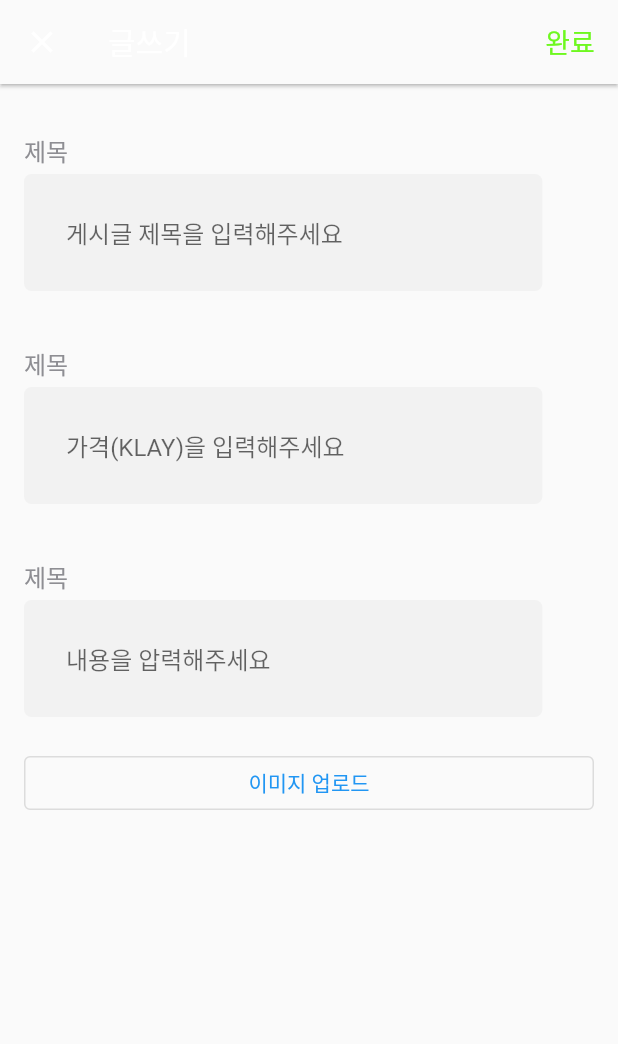
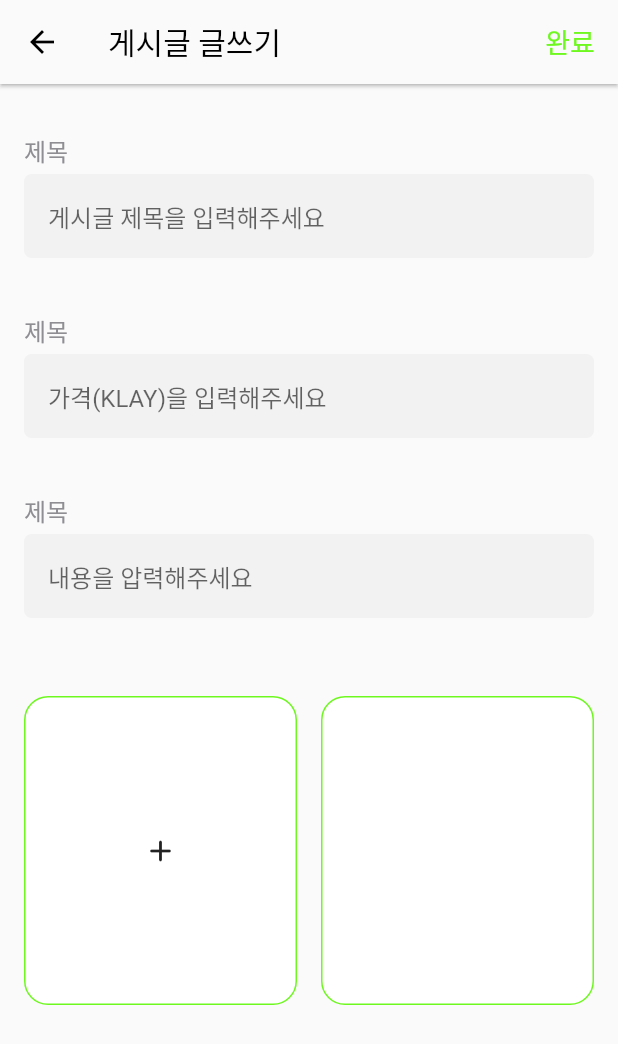
Before and after one commit to ENFT-Token/client-app-getx, a Flutter app: the WritePostPage screen opened by its route, on a phone screen of 412 x 824 dp. Shown: the top 1044 px of the screen. Run offline on Flutter 3.47's test engine with Material 2 defaults, Android fonts, the phone set to English and light mode, and no system bars; our stand-ins replace convert, dio, flutter_dotenv, flutter_speed_dial, flutter_svg, flutter_swiper_null_safety and 7 more; missing offline and left inert: android_intent_plus, dart_jsonwebtoken, dbcrypt, http_auth, jwt_decode, kakao_flutter_sdk; accounts and stored records are empty; network calls fail; statements that could not run were skipped; project files that could hold a hidden picture were left out.

Commit message:
feat: write post ui

```diff
--- a/lib/app/controller/message.dart
+++ b/lib/app/controller/message.dart
@@ -44,12 +44,15 @@ class MessageController extends GetxController with StateMixin<List> {
   @override
   onClose() {
     if (!messageList.isEmpty) repository.socketClient.leaveChatRoom(roomId);
+    msgEditingController.dispose();
     super.onClose();
   }
 
   late var _message;
   RxList<dynamic> _messageList = List.empty(growable: true).obs;
   RxString _roomId = "".obs;
+
+  TextEditingController msgEditingController = TextEditingController();
 
   get message => _message.value;
 
--- a/lib/app/controller/post_list.dart
+++ b/lib/app/controller/post_list.dart
@@ -53,9 +53,12 @@ class PostListController extends GetxController {
 
   set cost(value) => _cost.value = value;
 
-  get images => _images.value;
+  get images => _images;
 
-  set images(value) => _images.value;
+  set images(value) {
+    _images = value;
+    _images.refresh();
+  }
 
   writePost() async {
     print(images);
@@ -93,15 +96,12 @@ class PostListController extends GetxController {
   getPost() async =>
       postList = await repository.getPost(UserController.to.user.location);
 
-  toPost(int index) =>
-      Get.to(PostPage(), arguments: {'tag': index},
+  toPost(int index) => Get.to(PostPage(), arguments: {'tag': index},
           binding: BindingsBuilder(() {
-            Get.put<PostController>(PostController(), tag: index.toString());
-            Get
-                .find<PostController>(tag: index.toString())
-                .post = postList[index];
-            ImageBinding();
-          }));
+        Get.put<PostController>(PostController(), tag: index.toString());
+        Get.find<PostController>(tag: index.toString()).post = postList[index];
+        ImageBinding();
+      }));
 
   String distanceTimeFromNow(DateTime originDateTime) {
     String timeFromNow;
@@ -110,7 +110,7 @@ class PostListController extends GetxController {
 
     distance = DateTime(now.year, now.month, now.day, now.hour, now.minute)
         .difference(DateTime(originDateTime.year, originDateTime.month,
-        originDateTime.day, originDateTime.hour, originDateTime.minute))
+            originDateTime.day, originDateTime.hour, originDateTime.minute))
         .inMinutes;
 
     if (distance ~/ 60 != 0) {
--- a/lib/app/ui/write_post/components/body.dart
+++ b/lib/app/ui/write_post/components/body.dart
@@ -9,12 +9,13 @@ import 'package:enft/app/controller/image.dart';
 
 import 'package:enft/app/ui/write_post/components/photo_swiper.dart';
 
-import '../../deposit_klay/components/text_field_with_title.dart';
-import '../../register/components/text_field_container.dart';
+import 'text_field_with_title.dart';
+import 'text_field_container.dart';
 
 class WriteBody extends GetView<PostListController> {
   @override
   Widget build(BuildContext context) {
+    Size size = MediaQuery.of(context).size;
     return SingleChildScrollView(
         child: Padding(
             padding: const EdgeInsets.all(kDefaultPadding),
@@ -83,14 +84,105 @@ class WriteBody extends GetView<PostListController> {
                     ),
                   ),
                 ),
-                OutlinedButton(
-                    onPressed: () async {
-                      await ImageController.to.pickMultiImg().then((value) =>
-                          value.forEach((e) => controller.images.add(e)));
-                      //controller.images = await ImageController.to.pickMultiImg();
-                      print(controller.images);
-                    },
-                    child: Text("이미지 업로드")),
+                SizedBox(
+                  height: kDefaultPadding * 2,
+                ),
+                Obx(() => GestureDetector(
+                    onTap: () async => await ImageController.to
+                        .pickMultiImg()
+                        .then((value) =>
+                            value.forEach((e) => controller.images.add(e))),
+                    child: SizedBox(
+                        height: size.height * 0.25,
+                        child: controller.images.isEmpty
+                            ? ListView.builder(
+                                scrollDirection: Axis.horizontal,
+                                itemCount: 3,
+                                itemBuilder: (BuildContext context, int index) {
+                                  return Padding(
+                                      padding: const EdgeInsets.only(
+                                          right: kDefaultPadding),
+                                      child: index == 0
+                                          ? Stack(
+                                              alignment: Alignment.center,
+                                              children: [
+                                                Container(
+                                                  height: size.height * 0.25,
+                                                  width: (size.width -
+                                                          kDefaultPadding * 3) /
+                                                      2,
+                                                  decoration: BoxDecoration(
+                                                      color: Colors.white,
+                                                      border: Border.all(
+                                                          color: kPrimaryColor),
+                                                      borderRadius:
+                                                          BorderRadius.circular(
+                                                              16)),
+                                                ),
+                                                Icon(Icons.add_rounded)
+                                              ],
+                                            )
+                                          : Container(
+                                              height: size.height * 0.25,
+                                              width: (size.width -
+                                                      kDefaultPadding * 3) /
+                                                  2,
+                                              decoration: BoxDecoration(
+                                                  color: Colors.white,
+                                                  border: Border.all(
+                                                      color: kPrimaryColor),
+                                                  borderRadius:
+                                                      BorderRadius.circular(
+                                                          16)),
+                                            ));
+                                })
+                            : ListView.builder(
+                                scrollDirection: Axis.horizontal,
+                                itemCount: controller.images.length + 1,
+                                itemBuilder: (BuildContext context, int index) {
+                                  if (index == controller.images.length) {
+                                    return Stack(
+                                      alignment: Alignment.center,
+                                      children: [
+                                        Container(
+                                          height: size.height * 0.25,
+                                          width: (size.width -
+                                                  kDefaultPadding * 3) /
+                                              2,
+                                          decoration: BoxDecoration(
+                                              color: Colors.white,
+                                              border: Border.all(
+                                                  color: kPrimaryColor),
+                                              borderRadius:
+                                                  BorderRadius.circular(16)),
+                                        ),
+                                        Icon(Icons.add_rounded)
+                                      ],
+                                    );
+                                  } else {
+                                    return Padding(
+                                        padding: const EdgeInsets.only(
+                                            right: kDefaultPadding),
+                                        child: Container(
+                                          height: size.height * 0.25,
+                                          width: (size.width -
+                                                  kDefaultPadding * 3) /
+                                              2,
+                                          decoration: BoxDecoration(
+                                            color: Colors.white,
+                                            border: Border.all(
+                                                color: kPrimaryColor),
+                                            borderRadius:
+                                                BorderRadius.circular(16),
+                                            image: DecorationImage(
+                                              image: FileImage(
+                                                  controller.images[index]),
+                                              fit: BoxFit.contain,
+                                            ),
+                                          ),
+                                        ));
+                                  }
+                                })))),
               ],
             )));
   }
--- a/lib/app/ui/write_post/write_post.dart
+++ b/lib/app/ui/write_post/write_post.dart
@@ -1,3 +1,4 @@
+import 'dart:io';
 import 'package:flutter/material.dart';
 
 import 'package:get/get.dart';
@@ -19,12 +20,14 @@
 
   AppBar buildAppBar(BuildContext context) {
     return AppBar(
+      foregroundColor: Colors.black,
       backgroundColor: Colors.grey[50],
       elevation: 1,
       actions: [
         TextButton(
             onPressed: () async {
               await controller.writePost();
+              controller.images = List<File>.empty(growable: true).obs;
               Get.back();
             },
             child: Text(
@@ -32,9 +35,7 @@
               style: TextStyle(color: kPrimaryColor, fontSize: 18),
             ))
       ],
-      leading: IconButton(
-          icon: Icon(Icons.close_outlined), onPressed: () => Get.back()),
-      title: Text("글쓰기"),
+      title: Text("게시글 글쓰기"),
     );
   }
 }
```
Also changed, not shown: lib/app/ui/message/components/chat_input_field.dart (+11 -8 lines), lib/app/ui/write_post/components/photo_swiper.dart (deleted, +0 -25 lines).
